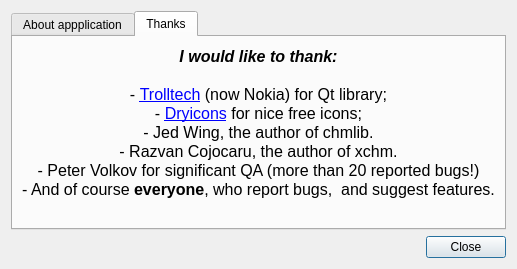
Before: the Qt Designer form src/dialog_about.ui in gyunaev/kchmviewer, drawn with Qt 5.
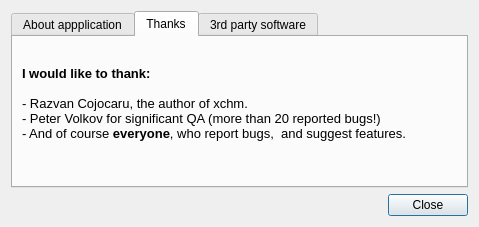
After: the same form once the commit is applied. The open tabs and pages were chosen to show the change. Icons and pictures are not drawn.

Commit message: Added 3rd party software, preparing beta1 for release

Diff of the .ui file:
```diff
--- a/src/dialog_about.ui
+++ b/src/dialog_about.ui
@@ -6,8 +6,8 @@
    <rect>
     <x>0</x>
     <y>0</y>
-    <width>455</width>
-    <height>256</height>
+    <width>479</width>
+    <height>227</height>
    </rect>
   </property>
   <property name="windowTitle">
@@ -63,16 +63,13 @@
           <string>&lt;!DOCTYPE HTML PUBLIC &quot;-//W3C//DTD HTML 4.0//EN&quot; &quot;http://www.w3.org/TR/REC-html40/strict.dtd&quot;&gt;
 &lt;html&gt;&lt;head&gt;&lt;meta name=&quot;qrichtext&quot; content=&quot;1&quot; /&gt;&lt;style type=&quot;text/css&quot;&gt;
 p, li { white-space: pre-wrap; }
-&lt;/style&gt;&lt;/head&gt;&lt;body style=&quot; font-family:'Liberation Sans'; font-size:12pt; font-weight:400; font-style:normal;&quot;&gt;
-&lt;p align=&quot;center&quot; style=&quot; margin-top:0px; margin-bottom:0px; margin-left:0px; margin-right:0px; -qt-block-indent:0; text-indent:0px;&quot;&gt;&lt;span style=&quot; font-weight:600; font-style:italic;&quot;&gt;I would like to thank:&lt;/span&gt;&lt;/p&gt;
-&lt;p align=&quot;center&quot; style=&quot;-qt-paragraph-type:empty; margin-top:0px; margin-bottom:0px; margin-left:0px; margin-right:0px; -qt-block-indent:0; text-indent:0px;&quot;&gt;&lt;/p&gt;
-&lt;p align=&quot;center&quot; style=&quot; margin-top:0px; margin-bottom:0px; margin-left:0px; margin-right:0px; -qt-block-indent:0; text-indent:0px;&quot;&gt;- &lt;a href=&quot;http://qt.nokia.com&quot;&gt;&lt;span style=&quot; text-decoration: underline; color:#0000ff;&quot;&gt;Trolltech&lt;/span&gt;&lt;/a&gt; (now Nokia) for Qt library;&lt;/p&gt;
-&lt;p align=&quot;center&quot; style=&quot; margin-top:0px; margin-bottom:0px; margin-left:0px; margin-right:0px; -qt-block-indent:0; text-indent:0px;&quot;&gt;- &lt;a href=&quot;http://dryicons.com&quot;&gt;&lt;span style=&quot; text-decoration: underline; color:#0000ff;&quot;&gt;Dryicons&lt;/span&gt;&lt;/a&gt; for nice free icons;&lt;/p&gt;
-&lt;p align=&quot;center&quot; style=&quot; margin-top:0px; margin-bottom:0px; margin-left:0px; margin-right:0px; -qt-block-indent:0; text-indent:0px;&quot;&gt;- Jed Wing, the author of chmlib.&lt;/p&gt;
-&lt;p align=&quot;center&quot; style=&quot; margin-top:0px; margin-bottom:0px; margin-left:0px; margin-right:0px; -qt-block-indent:0; text-indent:0px;&quot;&gt;- Razvan Cojocaru, the author of xchm.&lt;/p&gt;
-&lt;p align=&quot;center&quot; style=&quot; margin-top:0px; margin-bottom:0px; margin-left:0px; margin-right:0px; -qt-block-indent:0; text-indent:0px;&quot;&gt;- Peter Volkov for significant QA (more than 20 reported bugs!)&lt;/p&gt;
-&lt;p align=&quot;center&quot; style=&quot; margin-top:0px; margin-bottom:0px; margin-left:0px; margin-right:0px; -qt-block-indent:0; text-indent:0px;&quot;&gt;- And of course &lt;span style=&quot; font-weight:600;&quot;&gt;everyone&lt;/span&gt;, who report bugs,  and suggest features.&lt;/p&gt;
-&lt;p align=&quot;center&quot; style=&quot;-qt-paragraph-type:empty; margin-top:0px; margin-bottom:0px; margin-left:0px; margin-right:0px; -qt-block-indent:0; text-indent:0px;&quot;&gt;&lt;/p&gt;&lt;/body&gt;&lt;/html&gt;</string>
+&lt;/style&gt;&lt;/head&gt;&lt;body style=&quot; font-family:'Sans Serif'; font-size:9pt; font-weight:400; font-style:normal;&quot;&gt;
+&lt;p style=&quot; margin-top:0px; margin-bottom:0px; margin-left:0px; margin-right:0px; -qt-block-indent:0; text-indent:0px;&quot;&gt;&lt;span style=&quot; font-family:'Liberation Sans'; font-size:10pt; font-weight:600;&quot;&gt;I would like to thank:&lt;/span&gt;&lt;/p&gt;
+&lt;p style=&quot;-qt-paragraph-type:empty; margin-top:0px; margin-bottom:0px; margin-left:0px; margin-right:0px; -qt-block-indent:0; text-indent:0px; font-family:'Liberation Sans'; font-size:10pt;&quot;&gt;&lt;br /&gt;&lt;/p&gt;
+&lt;p style=&quot; margin-top:0px; margin-bottom:0px; margin-left:0px; margin-right:0px; -qt-block-indent:0; text-indent:0px;&quot;&gt;&lt;span style=&quot; font-family:'Liberation Sans'; font-size:10pt;&quot;&gt;- Razvan Cojocaru, the author of xchm.&lt;/span&gt;&lt;/p&gt;
+&lt;p style=&quot; margin-top:0px; margin-bottom:0px; margin-left:0px; margin-right:0px; -qt-block-indent:0; text-indent:0px;&quot;&gt;&lt;span style=&quot; font-family:'Liberation Sans'; font-size:10pt;&quot;&gt;- Peter Volkov for significant QA (more than 20 reported bugs!)&lt;/span&gt;&lt;/p&gt;
+&lt;p style=&quot; margin-top:0px; margin-bottom:0px; margin-left:0px; margin-right:0px; -qt-block-indent:0; text-indent:0px;&quot;&gt;&lt;span style=&quot; font-family:'Liberation Sans'; font-size:10pt;&quot;&gt;- And of course &lt;/span&gt;&lt;span style=&quot; font-family:'Liberation Sans'; font-size:10pt; font-weight:600;&quot;&gt;everyone&lt;/span&gt;&lt;span style=&quot; font-family:'Liberation Sans'; font-size:10pt;&quot;&gt;, who report bugs,  and suggest features.&lt;/span&gt;&lt;/p&gt;
+&lt;p style=&quot;-qt-paragraph-type:empty; margin-top:0px; margin-bottom:0px; margin-left:0px; margin-right:0px; -qt-block-indent:0; text-indent:0px; font-family:'Liberation Sans'; font-size:10pt;&quot;&gt;&lt;br /&gt;&lt;/p&gt;&lt;/body&gt;&lt;/html&gt;</string>
          </property>
          <property name="openExternalLinks">
           <bool>true</bool>
@@ -81,6 +78,23 @@
        </item>
       </layout>
      </widget>
+     <widget class="QWidget" name="tab_3">
+      <attribute name="title">
+       <string>3rd party software</string>
+      </attribute>
+      <layout class="QVBoxLayout" name="verticalLayout_3">
+       <item>
+        <widget class="QLabel" name="label_3">
+         <property name="text">
+          <string>&lt;html&gt;&lt;head/&gt;&lt;body&gt;&lt;p&gt;kchmviewer uses the following 3rd party software:&lt;/p&gt;&lt;ul style=&quot;margin-top: 0px; margin-bottom: 0px; margin-left: 0px; margin-right: 0px; -qt-list-indent: 1;&quot;&gt;&lt;li style=&quot; margin-top:12px; margin-bottom:0px; margin-left:0px; margin-right:0px; -qt-block-indent:0; text-indent:0px;&quot;&gt;Qt library from http://qt-project.org by Digia; &lt;/li&gt;&lt;li style=&quot; margin-top:12px; margin-bottom:0px; margin-left:0px; margin-right:0px; -qt-block-indent:0; text-indent:0px;&quot;&gt;libchm for parsing CHM files by Jed Wing; &lt;/li&gt;&lt;li style=&quot; margin-top:12px; margin-bottom:0px; margin-left:0px; margin-right:0px; -qt-block-indent:0; text-indent:0px;&quot;&gt;libzip for handling EPUB files by Dieter Baron and Thomas Klausner&lt;/li&gt;&lt;li style=&quot; margin-top:12px; margin-bottom:0px; margin-left:0px; margin-right:0px; -qt-block-indent:0; text-indent:0px;&quot;&gt;Icons from DryIcons, http://dryicons.com&lt;/li&gt;&lt;/ul&gt;&lt;/body&gt;&lt;/html&gt;</string>
+         </property>
+         <property name="alignment">
+          <set>Qt::AlignLeading|Qt::AlignLeft|Qt::AlignVCenter</set>
+         </property>
+        </widget>
+       </item>
+      </layout>
+     </widget>
     </widget>
    </item>
    <item>
```
The commit also changes 2 other files.
